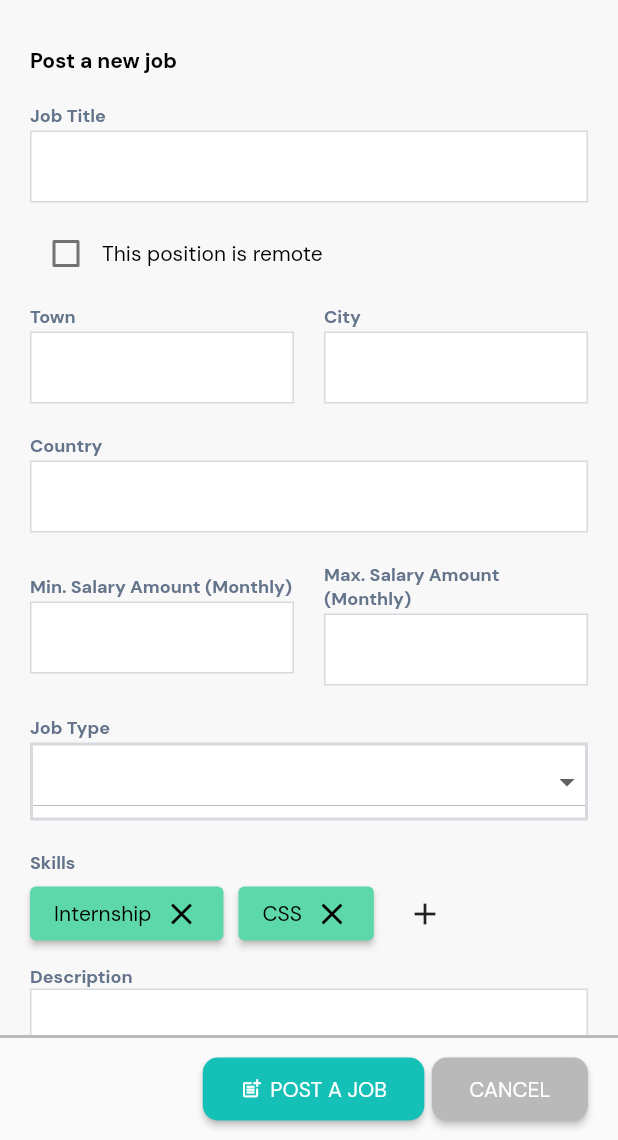
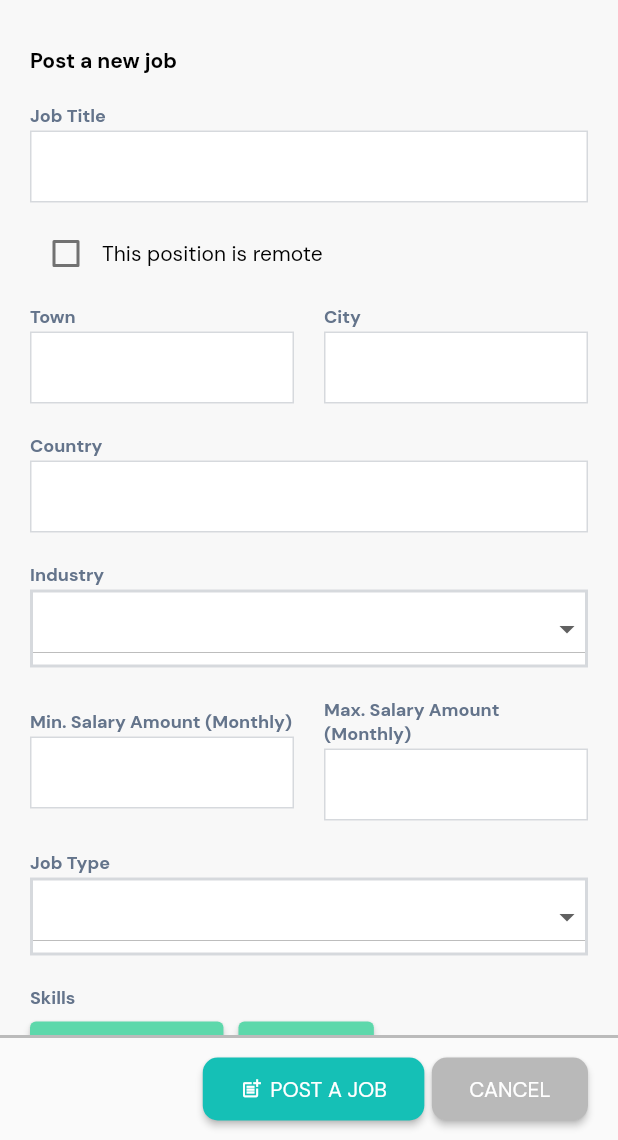
Before and after one commit to Nicholas-Cy/Partner-App, a Flutter app: the NewJobPost screen opened directly, on a phone screen of 412 x 824 dp, the part 96-1236 px from its top. Run offline on Flutter 3.47's test engine with Material 2 defaults, Android fonts, the phone set to English and light mode, and no system bars; our stand-ins replace google_fonts.

Commit message:
Fix/Code: New Industry Types added for `New Job`

```diff
--- a/lib/ui/job-post/new/index.dart
+++ b/lib/ui/job-post/new/index.dart
@@ -8,6 +8,7 @@ import '../../theme_data/inputs.dart';
 class NewJobPost extends StatelessWidget {
   NewJobPost({super.key});
 
+  final industryTypes = ['Information Technology', 'Healthcare', 'Shipping'];
   final jobTypes = ['Full-Time', 'Part-Time', 'Internship'];
   final jobDurations = ['2 Weeks', '4 Weeks', '2 Months'];
 
@@ -224,6 +225,48 @@ class NewJobPost extends StatelessWidget {
                               color: Colors.grey, fontSize: 15.0),
                           enabledBorder: InputsThemeData.inputForm,
                           focusedBorder: InputsThemeData.inputFormSelected,
+                        ),
+                      ),
+                    ],
+                  ),
+                ),
+              ),
+              // Industry Type
+              SizedBox(
+                width: width - 40.0,
+                child: Padding(
+                  padding: const EdgeInsets.only(
+                    top: 10.0,
+                    bottom: 10.0,
+                  ),
+                  child: Column(
+                    crossAxisAlignment: CrossAxisAlignment.start,
+                    children: [
+                      Text(
+                        "Industry",
+                        style: GoogleFonts.dmSans(
+                            textStyle: FontThemeData.inputLabel),
+                      ),
+                      const SizedBox(height: 2.0),
+                      Container(
+                        width: width,
+                        decoration: BoxDecoration(
+                          color: Colors.white,
+                          border: Border.all(
+                            color: const Color.fromRGBO(51, 65, 85, 1.0)
+                                .withOpacity(0.2),
+                            width: 2.0,
+                          ),
+                        ),
+                        child: DropdownButton(
+                          isExpanded: true,
+                          items: industryTypes.map((String type) {
+                            return DropdownMenuItem(
+                              value: type,
+                              child: Text(type),
+                            );
+                          }).toList(),
+                          onChanged: (value) {},
                         ),
                       ),
                     ],
```
Also changed, not shown: 1 other file.
